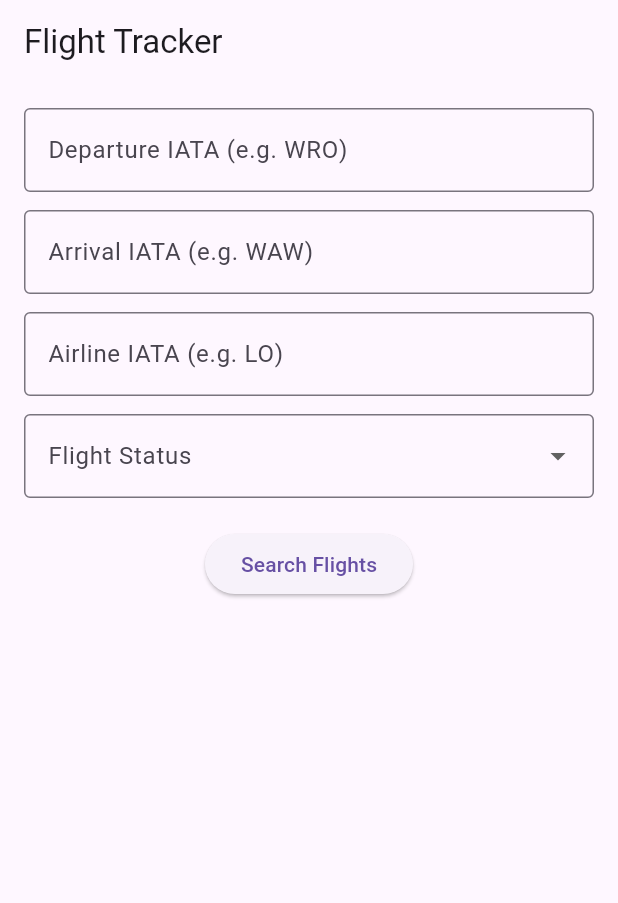
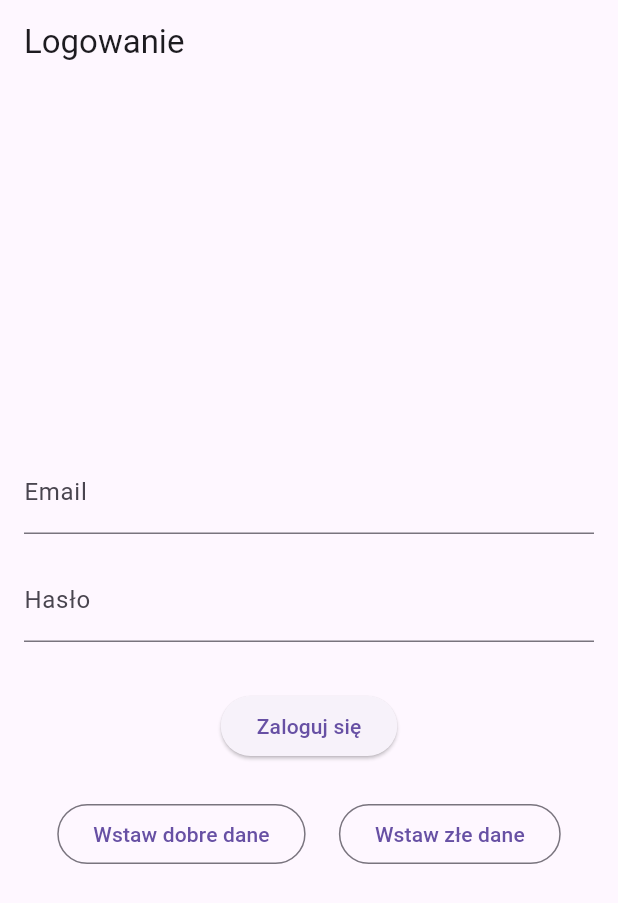
Before and after one commit to mmorawiak/flight_tracker, a Flutter app: the screen it shows after launch, on a phone screen of 412 x 824 dp. Shown: the top 903 px of the screen. Run offline on Flutter 3.47's test engine with Material 3 defaults, Android fonts, the phone set to English and light mode, and no system bars; our stand-ins replace flutter_dotenv, google_maps_flutter, hive, hive_flutter; accounts and stored records are empty.

Commit message:
feat: add user login functionality and integration with ReqRes API + UX improvements

```diff
--- a/lib/main.dart
+++ b/lib/main.dart
@@ -1,9 +1,15 @@
 import 'package:flutter/material.dart';
 import 'package:flutter_dotenv/flutter_dotenv.dart';
+import 'package:hive_flutter/hive_flutter.dart';
 import 'screens/search_screen.dart';
+import 'screens/login_screen.dart';
 
-Future<void> main() async {
-  await dotenv.load(fileName: ".env");
+void main() async {
+  WidgetsFlutterBinding.ensureInitialized();
+  await dotenv.load();
+  await Hive.initFlutter();
+  await Hive.openBox('authBox');
+
   runApp(const FlightTrackerApp());
 }
 
@@ -12,10 +18,30 @@ class FlightTrackerApp extends StatelessWidget {
 
   @override
   Widget build(BuildContext context) {
-    return MaterialApp(
-      title: 'Flight Tracker',
-      theme: ThemeData(primarySwatch: Colors.indigo),
-      home: SearchScreen(),
+    return FutureBuilder(
+      future: Hive.openBox('authBox'),
+      builder: (context, snapshot) {
+        if (snapshot.connectionState == ConnectionState.waiting) {
+          return const MaterialApp(
+            home: Scaffold(
+              body: Center(child: CircularProgressIndicator()),
+            ),
+          );
+        } else {
+          final authBox = Hive.box('authBox');
+          final isLoggedIn = authBox.get('isLoggedIn', defaultValue: false);
+
+          return MaterialApp(
+            debugShowCheckedModeBanner: false,
+            title: 'Flight Tracker',
+            theme: ThemeData(
+              primarySwatch: Colors.indigo,
+              useMaterial3: true,
+            ),
+            home: isLoggedIn ? const SearchScreen() : const LoginScreen(),
+          );
+        }
+      },
     );
   }
 }
--- /dev/null
+++ b/lib/models/user_model.dart
@@ -0,0 +1,14 @@
+import 'package:hive/hive.dart';
+
+part 'user_model.g.dart';
+
+@HiveType(typeId: 0)
+class UserModel {
+  @HiveField(0)
+  final String email;
+
+  @HiveField(1)
+  final String token;
+
+  UserModel({required this.email, required this.token});
+}
--- /dev/null
+++ b/lib/screens/login_screen.dart
@@ -0,0 +1,106 @@
+import 'package:flutter/material.dart';
+import '../services/user_service.dart';
+import 'search_screen.dart';
+
+class LoginScreen extends StatefulWidget {
+  const LoginScreen({super.key});
+
+  @override
+  State<LoginScreen> createState() => _LoginScreenState();
+}
+
+class _LoginScreenState extends State<LoginScreen> {
+  final TextEditingController _emailController = TextEditingController();
+  final TextEditingController _passwordController = TextEditingController();
+  bool _isLoading = false;
+
+  Future<void> _login() async {
+    setState(() {
+      _isLoading = true;
+    });
+
+    final email = _emailController.text.trim();
+    final password = _passwordController.text.trim();
+
+    final success = await UserService.login(email, password);
+
+    setState(() {
+      _isLoading = false;
+    });
+
+    if (success) {
+      ScaffoldMessenger.of(context).showSnackBar(
+        SnackBar(content: Text('Zalogowano pomyślnie!')),
+      );
+      Navigator.pushReplacement(
+        context,
+        MaterialPageRoute(builder: (context) => SearchScreen()),
+      );
+    } else {
+      ScaffoldMessenger.of(context).showSnackBar(
+        SnackBar(content: Text('Błędne dane logowania.')),
+      );
+    }
+  }
+
+  void _fillCorrectCredentials() {
+    setState(() {
+      _emailController.text = 'eve.holt@reqres.in';
+      _passwordController.text = 'cityslicka';
+    });
+  }
+
+  void _fillWrongCredentials() {
+    setState(() {
+      _emailController.text = 'wrong@email.com';
+      _passwordController.text = 'wrongpassword';
+    });
+  }
+
+  @override
+  Widget build(BuildContext context) {
+    return Scaffold(
+      appBar: AppBar(title: Text('Logowanie')),
+      body: Padding(
+        padding: const EdgeInsets.all(16.0),
+        child: Column(
+          mainAxisAlignment: MainAxisAlignment.center,
+          children: [
+            TextField(
+              controller: _emailController,
+              decoration: InputDecoration(labelText: 'Email'),
+              keyboardType: TextInputType.emailAddress,
+            ),
+            SizedBox(height: 16),
+            TextField(
+              controller: _passwordController,
+              decoration: InputDecoration(labelText: 'Hasło'),
+              obscureText: true,
+            ),
+            SizedBox(height: 32),
+            _isLoading
+                ? CircularProgressIndicator()
+                : ElevatedButton(
+                    onPressed: _login,
+                    child: Text('Zaloguj się'),
+                  ),
+            const SizedBox(height: 24),
+            Row(
+              mainAxisAlignment: MainAxisAlignment.spaceEvenly,
+              children: [
+                OutlinedButton(
+                  onPressed: _fillCorrectCredentials,
+                  child: Text('Wstaw dobre dane'),
+                ),
+                OutlinedButton(
+                  onPressed: _fillWrongCredentials,
+                  child: Text('Wstaw złe dane'),
+                ),
+              ],
+            ),
+          ],
+        ),
+      ),
+    );
+  }
+}
```
Also changed, not shown: lib/screens/search_screen.dart (+25 -1 lines), lib/services/user_service.dart (added, +52 -0 lines), pubspec.yaml (+17 -7 lines), lib/models/user_model.g.dart (added), pubspec.lock, 6 other files.
